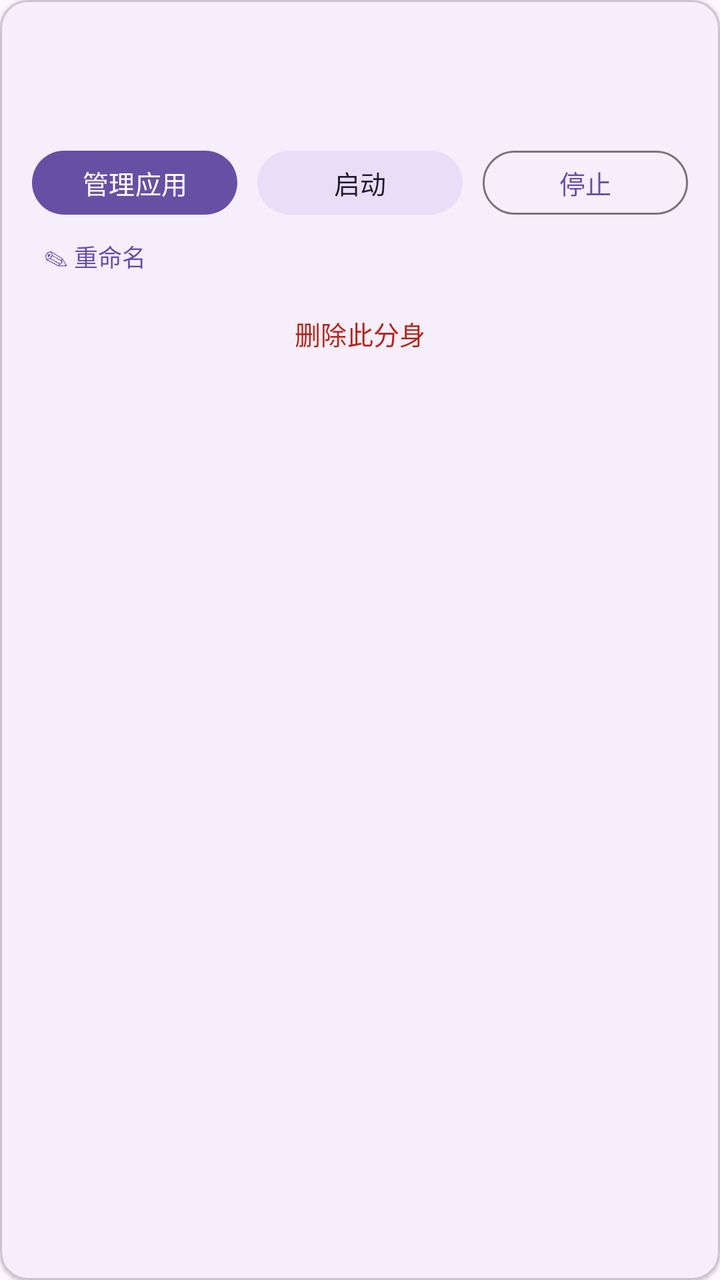
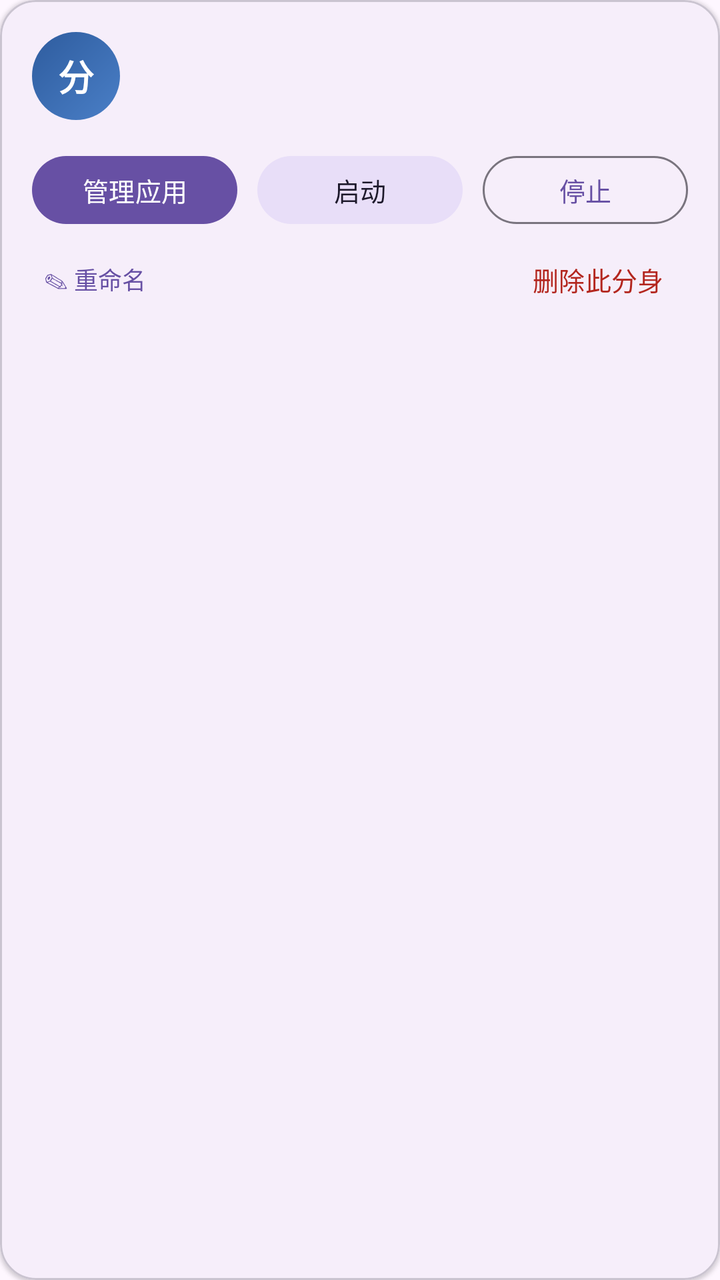

The first picture is an Android layout as it rendered before a commit; the second is the same layout after the commit. The layout source and the unified diff follow.
<!-- AndroidManifest.xml: application theme Theme.CloneManager -->
<!-- res/layout/item_clone.xml -->
<?xml version="1.0" encoding="utf-8"?>
<com.google.android.material.card.MaterialCardView
    xmlns:android="http://schemas.android.com/apk/res/android"
    xmlns:app="http://schemas.android.com/apk/res-auto"
    android:layout_width="match_parent"
    android:layout_height="wrap_content"
    android:layout_marginBottom="10dp"
    app:cardCornerRadius="14dp"
    app:cardElevation="1dp">

    <LinearLayout
        android:layout_width="match_parent"
        android:layout_height="wrap_content"
        android:orientation="vertical"
        android:padding="16dp">

        <LinearLayout
            android:layout_width="match_parent"
            android:layout_height="wrap_content"
            android:orientation="horizontal"
            android:gravity="center_vertical">

            <TextView
                android:id="@+id/cloneName"
                android:layout_width="0dp"
                android:layout_height="wrap_content"
                android:layout_weight="1"
                android:ellipsize="end"
                android:maxLines="1"
                android:textAppearance="@style/TextAppearance.Material3.TitleMedium" />

            <TextView
                android:id="@+id/cloneState"
                android:layout_width="wrap_content"
                android:layout_height="wrap_content"
                android:textSize="12sp" />
        </LinearLayout>

        <TextView
            android:id="@+id/cloneUserId"
            android:layout_width="match_parent"
            android:layout_height="wrap_content"
            android:layout_marginTop="4dp"
            android:textSize="13sp"
            android:textColor="?android:attr/textColorSecondary" />

        <TextView
            android:id="@+id/cloneType"
            android:layout_width="match_parent"
            android:layout_height="wrap_content"
            android:layout_marginTop="2dp"
            android:textSize="11sp"
            android:textColor="?android:attr/textColorSecondary"
            android:visibility="gone" />

        <LinearLayout
            android:layout_width="match_parent"
            android:layout_height="wrap_content"
            android:layout_marginTop="12dp"
            android:orientation="horizontal">

            <com.google.android.material.button.MaterialButton
                android:id="@+id/btnManage"
                style="@style/Widget.Material3.Button"
                android:layout_width="0dp"
                android:layout_height="wrap_content"
                android:layout_weight="1"
                android:minHeight="40dp"
                android:textSize="13sp"
                android:text="管理应用" />

            <com.google.android.material.button.MaterialButton
                android:id="@+id/btnStart"
                style="@style/Widget.Material3.Button.TonalButton"
                android:layout_width="0dp"
                android:layout_height="wrap_content"
                android:layout_marginStart="10dp"
                android:layout_weight="1"
                android:minHeight="40dp"
                android:textSize="13sp"
                android:text="@string/action_start" />

            <com.google.android.material.button.MaterialButton
                android:id="@+id/btnStop"
                style="@style/Widget.Material3.Button.OutlinedButton"
                android:layout_width="0dp"
                android:layout_height="wrap_content"
                android:layout_marginStart="10dp"
                android:layout_weight="1"
                android:minHeight="40dp"
                android:textSize="13sp"
                android:text="@string/action_stop" />
        </LinearLayout>

        <TextView
            android:id="@+id/btnRename"
            android:layout_width="wrap_content"
            android:layout_height="wrap_content"
            android:layout_marginTop="2dp"
            android:text="✎ 重命名"
            android:textSize="12sp"
            android:textColor="?attr/colorPrimary"
            android:padding="6dp"
            android:background="?attr/selectableItemBackground" />

        <com.google.android.material.button.MaterialButton
            android:id="@+id/btnDelete"
            style="@style/Widget.Material3.Button.TextButton"
            android:layout_width="match_parent"
            android:layout_height="wrap_content"
            android:layout_marginTop="4dp"
            android:minHeight="36dp"
            android:textSize="13sp"
            android:textColor="?attr/colorError"
            android:text="@string/action_delete" />
    </LinearLayout>
</com.google.android.material.card.MaterialCardView>
<!-- resources referenced by this layout -->
<resources>
  <string name="action_delete">删除此分身</string>
  <string name="action_start">启动</string>
  <string name="action_stop">停止</string>
  <style name="Theme.CloneManager" parent="Theme.Material3.DayNight.NoActionBar">
          <item name="android:windowLightStatusBar">true</item>
          <item name="android:statusBarColor">@android:color/transparent</item>
      </style>
</resources>

<!-- the commit's change to res/layout/item_clone.xml (unified diff, before → after) -->
@@ -4,8 +4,8 @@
     xmlns:app="http://schemas.android.com/apk/res-auto"
     android:layout_width="match_parent"
     android:layout_height="wrap_content"
-    android:layout_marginBottom="10dp"
-    app:cardCornerRadius="14dp"
+    android:layout_marginBottom="12dp"
+    app:cardCornerRadius="18dp"
     app:cardElevation="1dp">
 
     <LinearLayout
@@ -20,43 +20,62 @@
             android:orientation="horizontal"
             android:gravity="center_vertical">
 
-            <TextView
-                android:id="@+id/cloneName"
+            <FrameLayout
+                android:layout_width="44dp"
+                android:layout_height="44dp"
+                android:background="@drawable/bg_avatar">
+
+                <TextView
+                    android:id="@+id/cloneAvatar"
+                    android:layout_width="match_parent"
+                    android:layout_height="match_parent"
+                    android:gravity="center"
+                    android:text="分"
+                    android:textColor="#FFFFFF"
+                    android:textSize="18sp"
+                    android:textStyle="bold" />
+            </FrameLayout>
+
+            <LinearLayout
                 android:layout_width="0dp"
                 android:layout_height="wrap_content"
                 android:layout_weight="1"
-                android:ellipsize="end"
-                android:maxLines="1"
-                android:textAppearance="@style/TextAppearance.Material3.TitleMedium" />
+                android:layout_marginStart="12dp"
+                android:orientation="vertical">
+
+                <TextView
+                    android:id="@+id/cloneName"
+                    android:layout_width="match_parent"
+                    android:layout_height="wrap_content"
+                    android:ellipsize="end"
+                    android:maxLines="1"
+                    android:textAppearance="@style/TextAppearance.Material3.TitleMedium" />
+
+                <TextView
+                    android:id="@+id/cloneUserId"
+                    android:layout_width="match_parent"
+                    android:layout_height="wrap_content"
+                    android:layout_marginTop="2dp"
+                    android:textSize="12sp"
+                    android:textColor="?android:attr/textColorSecondary" />
+            </LinearLayout>
 
             <TextView
                 android:id="@+id/cloneState"
                 android:layout_width="wrap_content"
                 android:layout_height="wrap_content"
-                android:textSize="12sp" />
+                android:paddingStart="10dp"
+                android:paddingEnd="10dp"
+                android:paddingTop="4dp"
+                android:paddingBottom="4dp"
+                android:textSize="11sp"
+                android:textStyle="bold" />
         </LinearLayout>
-
-        <TextView
-            android:id="@+id/cloneUserId"
-            android:layout_width="match_parent"
-            android:layout_height="wrap_content"
-            android:layout_marginTop="4dp"
-            android:textSize="13sp"
-            android:textColor="?android:attr/textColorSecondary" />
-
-        <TextView
-            android:id="@+id/cloneType"
-            android:layout_width="match_parent"
-            android:layout_height="wrap_content"
-            android:layout_marginTop="2dp"
-            android:textSize="11sp"
-            android:textColor="?android:attr/textColorSecondary"
-            android:visibility="gone" />
 
         <LinearLayout
             android:layout_width="match_parent"
             android:layout_height="wrap_content"
-            android:layout_marginTop="12dp"
+            android:layout_marginTop="14dp"
             android:orientation="horizontal">
 
             <com.google.android.material.button.MaterialButton
@@ -65,7 +84,7 @@
                 android:layout_width="0dp"
                 android:layout_height="wrap_content"
                 android:layout_weight="1"
-                android:minHeight="40dp"
+                android:minHeight="42dp"
                 android:textSize="13sp"
                 android:text="管理应用" />
 
@@ -76,7 +95,7 @@
                 android:layout_height="wrap_content"
                 android:layout_marginStart="10dp"
                 android:layout_weight="1"
-                android:minHeight="40dp"
+                android:minHeight="42dp"
                 android:textSize="13sp"
                 android:text="@string/action_start" />
 
@@ -87,31 +106,42 @@
                 android:layout_height="wrap_content"
                 android:layout_marginStart="10dp"
                 android:layout_weight="1"
-                android:minHeight="40dp"
+                android:minHeight="42dp"
                 android:textSize="13sp"
                 android:text="@string/action_stop" />
         </LinearLayout>
 
-        <TextView
-            android:id="@+id/btnRename"
-            android:layout_width="wrap_content"
-            android:layout_height="wrap_content"
-            android:layout_marginTop="2dp"
-            android:text="✎ 重命名"
-            android:textSize="12sp"
-            android:textColor="?attr/colorPrimary"
-            android:padding="6dp"
-            android:background="?attr/selectableItemBackground" />
-
-        <com.google.android.material.button.MaterialButton
-            android:id="@+id/btnDelete"
-            style="@style/Widget.Material3.Button.TextButton"
+        <LinearLayout
             android:layout_width="match_parent"
             android:layout_height="wrap_content"
             android:layout_marginTop="4dp"
-            android:minHeight="36dp"
-            android:textSize="13sp"
-            android:textColor="?attr/colorError"
-            android:text="@string/action_delete" />
+            android:orientation="horizontal"
+            android:gravity="center_vertical">
+
+            <TextView
+                android:id="@+id/btnRename"
+                android:layout_width="wrap_content"
+                android:layout_height="wrap_content"
+                android:text="✎ 重命名"
+                android:textSize="12sp"
+                android:textColor="?attr/colorPrimary"
+                android:padding="6dp"
+                android:background="?attr/selectableItemBackground" />
+
+            <Space
+                android:layout_width="0dp"
+                android:layout_height="1dp"
+                android:layout_weight="1" />
+
+            <com.google.android.material.button.MaterialButton
+                android:id="@+id/btnDelete"
+                style="@style/Widget.Material3.Button.TextButton"
+                android:layout_width="wrap_content"
+                android:layout_height="wrap_content"
+                android:minHeight="36dp"
+                android:textSize="13sp"
+                android:textColor="?attr/colorError"
+                android:text="@string/action_delete" />
+        </LinearLayout>
     </LinearLayout>
 </com.google.android.material.card.MaterialCardView>
<!-- resource entries referenced after the edit -->
@@ -1,5 +1,10 @@
 <!-- resources referenced by this layout -->
 <resources>
+  <!-- drawable bg_avatar (drawable) -->
+  <?xml version="1.0" encoding="utf-8"?>
+  <shape xmlns:android="http://schemas.android.com/apk/res/android" android:shape="oval">
+      <gradient android:startColor="#4A7FC7" android:endColor="#2E5C9E" android:angle="135" />
+  </shape>
   <string name="action_delete">删除此分身</string>
   <string name="action_start">启动</string>
   <string name="action_stop">停止</string>
